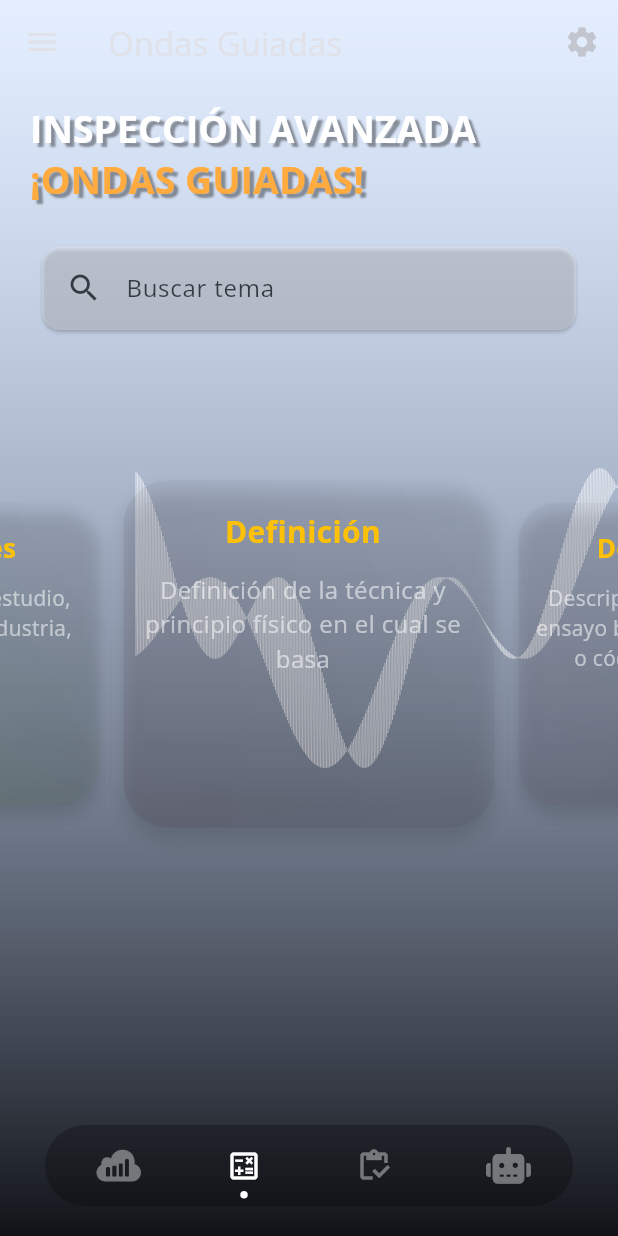
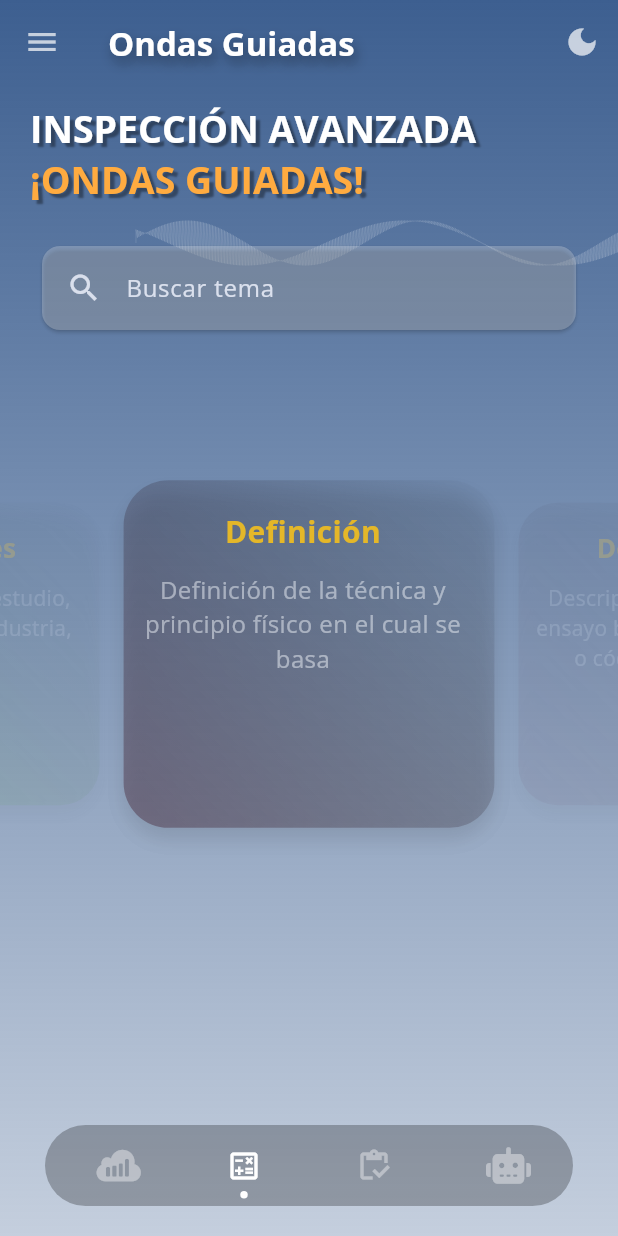
Before and after one commit to juandpt03/ndt_app, a Flutter app: the screen it shows after launch, on a phone screen of 412 x 824 dp. Run offline on Flutter 3.47's test engine with Material 3 defaults, Android fonts, the phone set to English and light mode, and no system bars; drawn by our look-alikes of carousel_slider, dot_navigation_bar; our stand-ins replace animate_do, bottom_navy_bar, device_preview, flutter_riverpod, font_awesome_flutter, go_router and 1 more.

Commit message:
Update opacity animation

```diff
--- /dev/null
+++ b/devtools_options.yaml
@@ -0,0 +1 @@
+extensions:
--- a/lib/config/theme/app_theme.dart
+++ b/lib/config/theme/app_theme.dart
@@ -7,7 +7,7 @@ class AppTheme {
 
   AppTheme({
     this.colorSchemeSeed = const Color(0xFF0F3057),
-    this.isDark = true,
+    this.isDark = false,
   });
 
   ThemeData getAppTheme() => ThemeData(
@@ -15,6 +15,7 @@ class AppTheme {
         visualDensity: VisualDensity.adaptivePlatformDensity,
         colorSchemeSeed: colorSchemeSeed,
         brightness: isDark ? Brightness.dark : Brightness.light,
+
         textTheme: isDark
             ? GoogleFonts.openSansTextTheme(
                 ThemeData.dark().textTheme,
--- a/lib/features/home/presentation/providers/random_color_provider/random_color_provider.dart
+++ b/lib/features/home/presentation/providers/random_color_provider/random_color_provider.dart
@@ -10,7 +10,7 @@ final randomColorProvider = StateProvider.autoDispose<List<Color>>((ref) {
     int b = rnd.nextInt(255);
     int r = rnd.nextInt(255);
     int g = rnd.nextInt(255);
-    return Color.fromRGBO(r, g, b, 0.1);
+    return Color.fromRGBO(r, g, b, 0.5);
   }
 
   return [
--- a/lib/features/home/presentation/screens/home/home_screen.dart
+++ b/lib/features/home/presentation/screens/home/home_screen.dart
@@ -20,8 +20,8 @@ class HomeScreen extends ConsumerWidget {
               begin: Alignment.topCenter,
               end: Alignment.bottomCenter,
               colors: [
-                colors.primary.withOpacity(0.3),
-                colors.background,
+                colors.primary.withOpacity(0.4),
+                colors.background.withOpacity(0.2),
               ],
             ),
           )
@@ -31,28 +31,52 @@ class HomeScreen extends ConsumerWidget {
               end: Alignment.bottomCenter,
               colors: [
                 colors.primary,
-                colors.primary.withOpacity(0.8),
+                colors.primary.withOpacity(0.3),
               ],
             ),
           );
 
+    final appBarTextStyle = TextStyle(
+      fontFamily: GoogleFonts.openSans().fontFamily,
+      fontWeight: FontWeight.bold,
+      color: Colors.white,
+      shadows: const [
+        Shadow(
+          blurRadius: 10,
+          color: Colors.black38,
+          offset: Offset(2.0, 5.0),
+        ),
+      ],
+    );
     return Container(
       decoration: boxDecoration,
       child: Stack(
         children: [
           // background
-          const HomeBackground(),
+          const Positioned(
+            bottom: 250,
+            child: HomeBackground(),
+          ),
           Scaffold(
             appBar: AppBar(
               backgroundColor: Colors.transparent,
               elevation: 0,
-              title: const Text(
+              title: Text(
                 'Ondas Guiadas',
+                style: appBarTextStyle,
+              ),
+              iconTheme: const IconThemeData(
+                color: Colors.white70,
               ),
               actions: [
                 IconButton(
-                  icon: const Icon(Icons.settings),
-                  onPressed: () {},
+                  icon: Icon(
+                    isDark ? Icons.light_mode : Icons.dark_mode,
+                    color: Colors.white70,
+                  ),
+                  onPressed: () {
+                    ref.read(themeProvider.notifier).toggleDarkMode();
+                  },
                 ),
               ],
             ),
@@ -178,11 +202,24 @@ class SearchButtom extends StatelessWidget {
   }
 }
 
-class InfoCards extends ConsumerWidget {
+class InfoCards extends ConsumerStatefulWidget {
   const InfoCards({super.key});
 
   @override
-  Widget build(BuildContext context, WidgetRef ref) {
+  ConsumerState<InfoCards> createState() => _InfoCardsState();
+}
+
+class _InfoCardsState extends ConsumerState<InfoCards>
+    with TickerProviderStateMixin {
+  int currentSlide = 0;
+  late AnimationController animateController;
+  @override
+  void initState() {
+    super.initState();
+  }
+
+  @override
+  Widget build(BuildContext context) {
     final color = ref.watch(randomColorProvider);
     return ref.watch(dataProvider).when(
           data: (dataList) {
@@ -193,13 +230,22 @@ class InfoCards extends ConsumerWidget {
                 itemCount: dataList.length,
                 itemBuilder: (context, index, realIndex) {
                   final data = dataList[index];
+                  bool focusWidget = currentSlide == index ? true : false;
 
-                  return _Cards(data: data, color: color[index]);
+                  return _Card(
+                    data: data,
+                    color: color[index],
+                    focusWidget: focusWidget,
+                  );
                 },
                 options: CarouselOptions(
-                  autoPlay: true,
                   enlargeCenterPage: true,
                   viewportFraction: 0.6,
+                  onPageChanged: (index, reason) {
+                    currentSlide = index;
+                    setState(() {});
+                  },
+                  autoPlay: true,
                 ),
               ),
             );
@@ -214,19 +260,23 @@ class InfoCards extends ConsumerWidget {
   }
 }
 
-class _Cards extends StatelessWidget {
+class _Card extends StatelessWidget {
   final Color color;
-  const _Cards({
+  final bool focusWidget;
+  const _Card({
     required this.data,
     required this.color,
+    required this.focusWidget,
   });
 
   final Content data;
 
   @override
   Widget build(BuildContext context) {
-    // final colors = Theme.of(context).colorScheme;
-    return Container(
+    return AnimatedOpacity(
+      duration: const Duration(seconds: 1),
+      opacity: focusWidget ? 0.8 : 0.2,
+      child: Container(
         padding: const EdgeInsets.only(
           left: 12.0,
           top: 20.0,
@@ -237,7 +287,10 @@ class _Cards extends StatelessWidget {
           gradient: LinearGradient(
             begin: Alignment.topRight,
             end: Alignment.bottomLeft,
-          colors: [Colors.transparent, color],
+            colors: [
+              Colors.transparent,
+              color,
+            ],
           ),
           shape: BoxShape.rectangle,
           borderRadius: BorderRadius.circular(30.0),
@@ -277,6 +330,7 @@ class _Cards extends StatelessWidget {
             ),
           ],
         ),
+      ),
     );
   }
 }
--- a/lib/features/home/presentation/screens/home/home_test.dart
+++ b/lib/features/home/presentation/screens/home/home_test.dart
@@ -151,7 +151,7 @@ class HomeTestState extends State<HomeTest> {
   @override
   Widget build(BuildContext context) {
     // Definimos las variables
-    scaleFactor = MediaQuery.of(context).textScaleFactor;
+    scaleFactor = MediaQuery.of(context).textScaler.scale(1);
     themeIsDark =
         Theme.of(context).brightness == Brightness.dark ? true : false;
     boxDecorationFondo = Theme.of(context).brightness == Brightness.dark
@@ -397,7 +397,7 @@ class OnboadingState extends State<Onboading> with TickerProviderStateMixin {
   @override
   Widget build(BuildContext context) {
     // Definimos las variables
-    scaleFactor = MediaQuery.of(context).textScaleFactor;
+    scaleFactor = MediaQuery.of(context).textScaler.scale(1);
 
     return SizedBox(
       width: double.infinity,
--- a/lib/features/home/presentation/widgets/home/home_background.dart
+++ b/lib/features/home/presentation/widgets/home/home_background.dart
@@ -48,7 +48,7 @@ class AnimatedCrossedWavesState extends State<AnimatedCrossedWaves>
     return CustomPaint(
       painter: AnimatedCrossedWavesPainter(
         animation: _animation,
-        colors: Colors.white38,
+        colors: Colors.white12,
       ),
       size: size,
     );
@@ -79,10 +79,10 @@ class AnimatedCrossedWavesPainter extends CustomPainter {
     final path = Path();
 
     // Parámetros ajustables
-    const amplitude = 100.0;
+    const amplitude = 30;
     const frequency1 = 0.02;
     const frequency2 = 0.015;
-    const waveCount = 2;
+    const waveCount = 1;
 
     // Calculamos la posición de inicio basada en el valor de la animación
     final startOffset = size.width * (1 - animation.value);
--- a/lib/main.dart
+++ b/lib/main.dart
@@ -3,7 +3,10 @@ import 'package:flutter/material.dart';
 import 'package:flutter_riverpod/flutter_riverpod.dart';
 import 'package:ndt_app/config/config.dart';
 
-void main() {
+import 'features/home/presentation/providers/providers.dart';
+
+void main() async {
+  WidgetsFlutterBinding.ensureInitialized();
   runApp(
     ProviderScope(
         child: DevicePreview(
@@ -13,13 +16,13 @@ void main() {
   );
 }
 
-class MainApp extends StatelessWidget {
+class MainApp extends ConsumerWidget {
   const MainApp({super.key});
 
   @override
-  Widget build(BuildContext context) {
+  Widget build(BuildContext context, WidgetRef ref) {
     return MaterialApp.router(
-      theme: AppTheme().getAppTheme(),
+      theme: ref.watch(themeProvider).getAppTheme(),
       debugShowCheckedModeBanner: false,
       routerConfig: appRouter,
     );
```
Also changed, not shown: pubspec.lock. Lines whose indentation alone changed are shown as unchanged.
